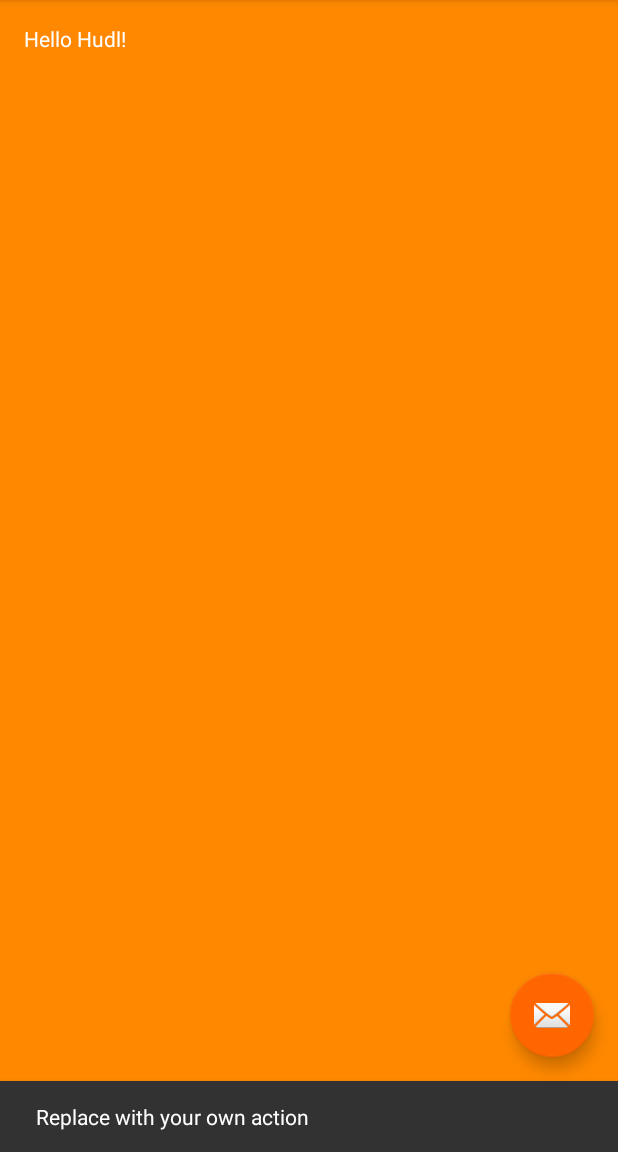
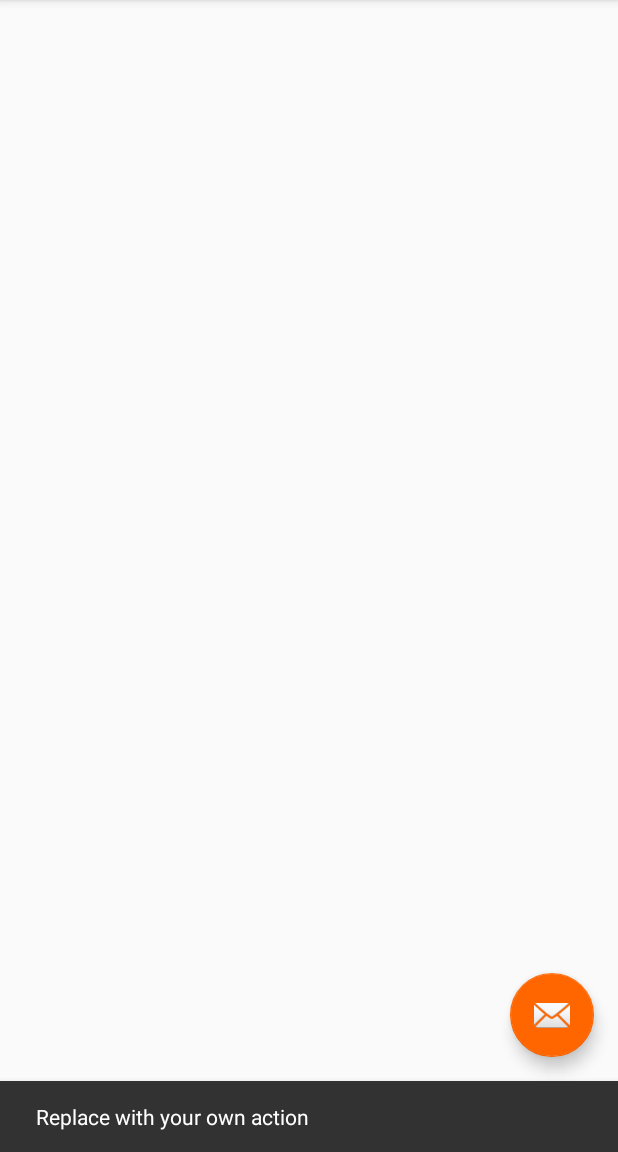
Before and after one commit to aichamorro/HudlU, an Android app: the screen it shows after launch (MainActivity), after a tap on an icon or button, on a phone screen of 412 x 824 dp, the part 84-1236 px from its top. Run offline under Robolectric (Android 15) with nearby library versions, the phone set to English and light mode, and no system bars.

Commit message:
Added a RecyclerView to the MainActivity's layout

```diff
--- a/app/src/main/java/chamorro/alberto/hudlu/MainActivity.java
+++ b/app/src/main/java/chamorro/alberto/hudlu/MainActivity.java
@@ -4,6 +4,8 @@ import android.os.Bundle;
 import android.support.design.widget.FloatingActionButton;
 import android.support.design.widget.Snackbar;
 import android.support.v7.app.AppCompatActivity;
+import android.support.v7.widget.LinearLayoutManager;
+import android.support.v7.widget.RecyclerView;
 import android.support.v7.widget.Toolbar;
 import android.util.Log;
 import android.view.View;
@@ -11,6 +13,9 @@ import android.view.Menu;
 import android.view.MenuItem;
 
 public class MainActivity extends AppCompatActivity {
+    private RecyclerView _recyclerView;
+    private RecyclerView.Adapter _recyclerViewAdapter;
+    private RecyclerView.LayoutManager _recyclerViewLayoutManager;
 
     @Override
     protected void onCreate(Bundle savedInstanceState) {
@@ -18,6 +23,12 @@ public class MainActivity extends AppCompatActivity {
         setContentView(R.layout.activity_main);
         Toolbar toolbar = (Toolbar) findViewById(R.id.toolbar);
         setSupportActionBar(toolbar);
+
+        _recyclerView = (RecyclerView)findViewById(R.id.my_recycler_view);
+        _recyclerView.setHasFixedSize(true);
+
+        _recyclerViewLayoutManager = new LinearLayoutManager(this);
+        _recyclerView.setLayoutManager(_recyclerViewLayoutManager);
 
         FloatingActionButton fab = (FloatingActionButton) findViewById(R.id.fab);
         fab.setOnClickListener(new View.OnClickListener() {
--- a/app/src/main/res/layout/content_main.xml
+++ b/app/src/main/res/layout/content_main.xml
@@ -1,16 +1,7 @@
 <?xml version="1.0" encoding="utf-8"?>
-<RelativeLayout xmlns:android="http://schemas.android.com/apk/res/android"
-    xmlns:tools="http://schemas.android.com/tools"
-    xmlns:app="http://schemas.android.com/apk/res-auto" android:layout_width="match_parent"
-    android:layout_height="match_parent" android:paddingLeft="@dimen/activity_horizontal_margin"
-    android:paddingRight="@dimen/activity_horizontal_margin"
-    android:paddingTop="@dimen/activity_vertical_margin"
-    android:paddingBottom="@dimen/activity_vertical_margin"
-    app:layout_behavior="@string/appbar_scrolling_view_behavior"
-    tools:showIn="@layout/activity_main" tools:context=".MainActivity"
-    android:background="@android:color/holo_orange_dark">
-
-    <TextView android:text="Hello Hudl!" android:layout_width="wrap_content"
-        android:layout_height="wrap_content"
-        android:textColor="@android:color/white" />
-</RelativeLayout>
+<android.support.v7.widget.RecyclerView
+    xmlns:android="http://schemas.android.com/apk/res/android"
+    android:id="@+id/my_recycler_view"
+    android:layout_width="match_parent"
+    android:layout_height="match_parent"
+    android:scrollbars="vertical"/>
```
Also changed, not shown: 1 other file.
